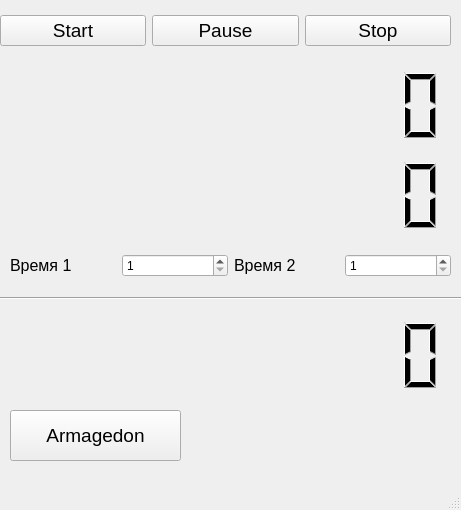
faurkonig/i-love-karpov, file sem3/nvi_timer/mainwindow.ui: the form before one commit.
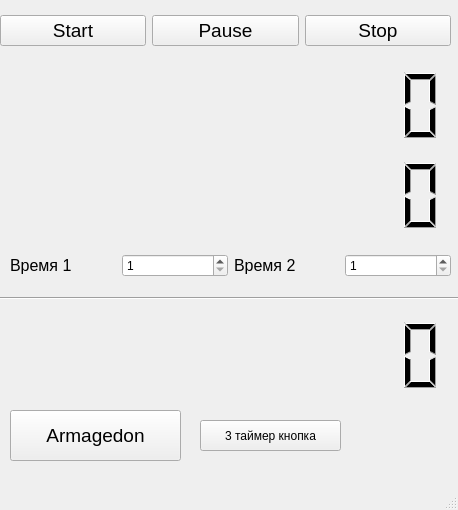
The form after the commit.

Commit message: cmake instead of qmake and some timer changes

```diff
--- a/sem3/nvi_timer/mainwindow.ui
+++ b/sem3/nvi_timer/mainwindow.ui
@@ -6,7 +6,7 @@
    <rect>
     <x>0</x>
     <y>0</y>
-    <width>461</width>
+    <width>458</width>
     <height>510</height>
    </rect>
   </property>
@@ -205,6 +205,19 @@
      </item>
     </layout>
    </widget>
+   <widget class="QPushButton" name="additionaTimerButton">
+    <property name="geometry">
+     <rect>
+      <x>200</x>
+      <y>420</y>
+      <width>141</width>
+      <height>31</height>
+     </rect>
+    </property>
+    <property name="text">
+     <string>3 таймер кнопка</string>
+    </property>
+   </widget>
   </widget>
   <widget class="QMenuBar" name="menubar">
    <property name="geometry">
```
Left out of the diff: 10 changed lines with no effect on the pictures. The commit also changes 4 other files.
